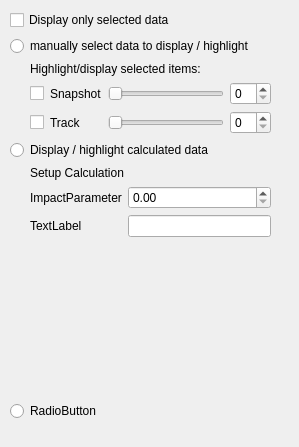
First picture: the form in pqSQLiteReaderPanel.ui, repository corbett/parastro, before the edit.
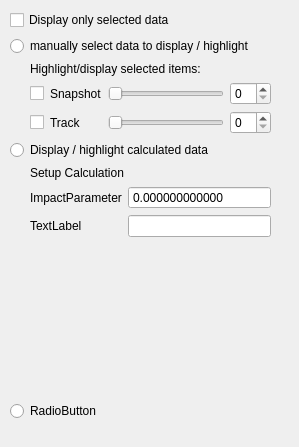
Second picture: the form after the edit.

Patch:
```diff
--- a/pqSQLiteReaderPanel.ui
+++ b/pqSQLiteReaderPanel.ui
@@ -190,7 +190,26 @@
            <widget class="QLineEdit" name="lineEdit_4"/>
           </item>
           <item row="0" column="1">
-           <widget class="QDoubleSpinBox" name="CalculationImpactParameter"/>
+           <widget class="QDoubleSpinBox" name="CalculationImpactParameter">
+            <property name="buttonSymbols">
+             <enum>QAbstractSpinBox::NoButtons</enum>
+            </property>
+            <property name="decimals">
+             <number>12</number>
+            </property>
+            <property name="minimum">
+             <double>0.000000000000000</double>
+            </property>
+            <property name="maximum">
+             <double>10.000000000000000</double>
+            </property>
+            <property name="singleStep">
+             <double>0.000001000000000</double>
+            </property>
+            <property name="value">
+             <double>0.000000000000000</double>
+            </property>
+           </widget>
           </item>
          </layout>
         </item>
```
